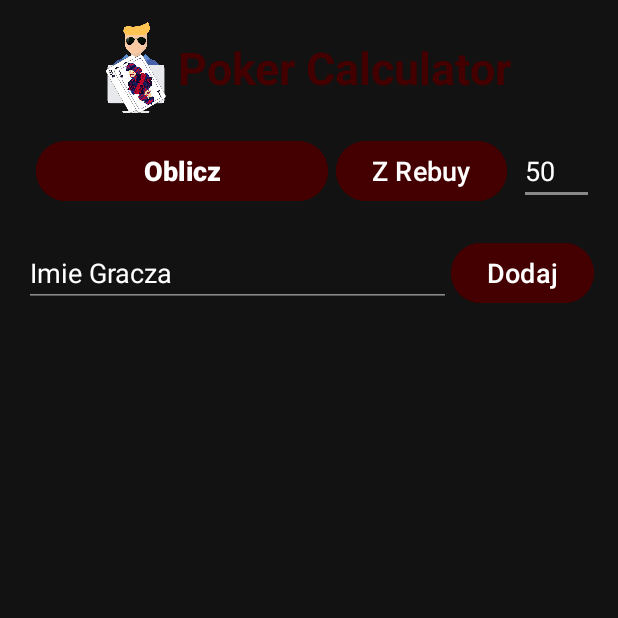
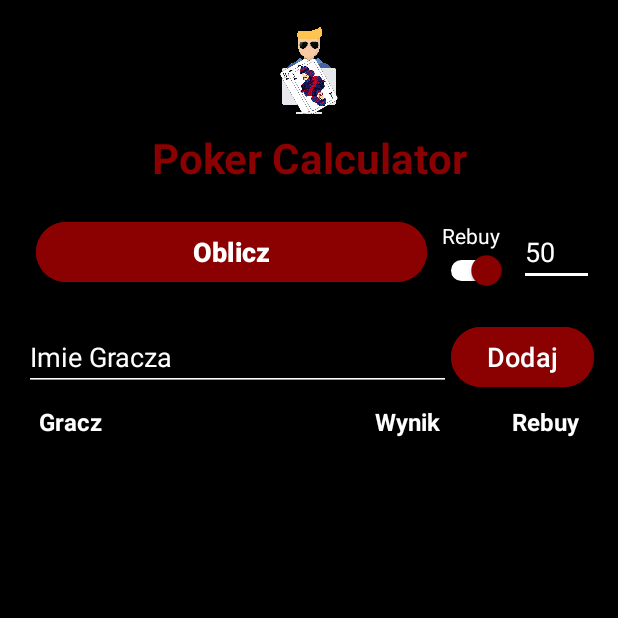
Before and after one commit to PejperO/PokerCalculator, an Android app: the screen it shows after launch (MainActivity), after a tap on "Oblicz", on a phone screen of 412 x 824 dp, the top half of it. Run offline under Robolectric (Android 15) with nearby library versions, the phone set to English and light mode, and no system bars; 5 statements that could not run were skipped.

Commit message:
Refactor UI and rebuy logic, update color scheme
Replaced the rebuy toggle button with a Switch and improved rebuy logic in MainActivity. Updated activity_main.xml and player_item.xml layouts for better structure and appearance, including a new header row and color adjustments. Removed the edit button from player items and improved color consistency by introducing new color resources and updating the app theme.

```diff
--- a/app/src/main/java/com/example/pokercalculator/MainActivity.kt
+++ b/app/src/main/java/com/example/pokercalculator/MainActivity.kt
@@ -7,7 +7,9 @@ import android.content.Context
 import android.os.Bundle
 import android.text.Editable
 import android.text.TextWatcher
+import android.view.View
 import android.widget.Button
+import android.widget.Switch
 import android.widget.EditText
 import android.widget.TextView
 import android.widget.Toast
@@ -16,6 +18,7 @@ import androidx.recyclerview.widget.LinearLayoutManager
 import androidx.recyclerview.widget.RecyclerView
 import java.util.Collections
 import kotlin.math.abs
+import android.graphics.Color
 
 class MainActivity : AppCompatActivity() {
 
@@ -35,11 +38,14 @@ class MainActivity : AppCompatActivity() {
         setContentView(R.layout.activity_main)
 
         val buttonAdd = findViewById<Button>(R.id.buttonAdd)
-        val buttonSwitch = findViewById<Button>(R.id.buttonSwitch)
+        val switchRebuy   = findViewById<Switch>(R.id.switchRebuy)
         val editTextName = findViewById<EditText>(R.id.editTextName)
         val buttonCalculate = findViewById<Button>(R.id.buttonCalculate)
         val textViewResult = findViewById<TextView>(R.id.textViewResult)
         val editRebuyValue = findViewById<EditText>(R.id.editRebuyValue)
+        val headerRebuy = findViewById<TextView>(R.id.headerRebuy)
+
+        headerRebuy.visibility = if (switchRebuy.isChecked) View.VISIBLE else View.GONE
 
         recyclerView = findViewById(R.id.recyclerViewPlayers)
         adapter = PlayerAdapter(people, cost, rebuy, useRebuy)
@@ -58,18 +64,14 @@ class MainActivity : AppCompatActivity() {
             }
         }
 
-        buttonSwitch.setOnClickListener {
-            useRebuy = !useRebuy
-            buttonSwitch.text = if (useRebuy) "Z Rebuy" else "Bez Rebuy"
-            adapter.setUseRebuy(useRebuy) // Aktualizujemy adapter, aby ukryć/pokazać pole rebuy
-            Toast.makeText(this, "Zmieniono tryb na: ${buttonSwitch.text}", Toast.LENGTH_SHORT).show()
-
-            // Ukryj/pokaż pole edycji wartości rebuy
-            editRebuyValue.visibility = if (useRebuy) {
-                EditText.VISIBLE
-            } else {
-                EditText.GONE
-            }
+        switchRebuy.setOnCheckedChangeListener { _, isChecked ->
+            useRebuy = isChecked
+            //buttonSwitch.text = if (useRebuy) "Z Rebuy" else "Bez Rebuy"
+            adapter.setUseRebuy(useRebuy)
+            // pokaż/ukryj pole wartości rebuy
+            editRebuyValue.visibility = if (useRebuy) View.VISIBLE else View.GONE
+            //Toast.makeText(this, "Tryb: ${buttonSwitch.text}", Toast.LENGTH_SHORT).show()
+            headerRebuy.visibility = if (isChecked) View.VISIBLE else View.GONE
         }
 
         editRebuyValue.setText(rebuyValue.toString())
@@ -92,19 +94,26 @@ class MainActivity : AppCompatActivity() {
         })
 
         buttonCalculate.setOnClickListener {
+            // 1) Zrób kopię kosztów — oryginał pozostaje nietknięty
+            val workingCosts = cost.toMutableList()
+
+            // 2) Jeśli rebuy włączony, to dopiero na kopii odejmij opłaty
             if (useRebuy) {
-                adjustBalancesForRebuys()
+                for (i in workingCosts.indices) {
+                    workingCosts[i] = workingCosts[i] - rebuyValue - rebuy[i] * rebuyValue
+                }
             }
-            val message = checkValues(cost)
+
+            // 3) Sprawdź sumę na kopii
+            val message = checkValues(workingCosts)
             if (message.isNotEmpty()) {
+                textViewResult.setTextColor(Color.RED)
                 textViewResult.text = message
             } else {
-                calculateTransfers()
-                val result = StringBuilder()
-                for (transfer in transferList) {
-                    result.append(transfer).append("\n")
-                }
-                textViewResult.text = result.toString()
+                // 4) Przelicz przelewy na kopii
+                val tempTransfers = calculateTransfers(workingCosts)
+                textViewResult.setTextColor(Color.WHITE)
+                textViewResult.text = tempTransfers.joinToString("\n")
             }
         }
 
@@ -117,44 +126,51 @@ class MainActivity : AppCompatActivity() {
         }
     }
 
-    private fun adjustBalancesForRebuys() {
-        if (!useRebuy) return // Nie modyfikujemy kosztów, jeśli tryb jest "bez rebuy"
+//    private fun adjustBalancesForRebuys() {
+//        if (!useRebuy) return // Nie modyfikujemy kosztów, jeśli tryb jest "bez rebuy"
+//
+//        for (i in cost.indices) {
+//            val rebuyCount = rebuy[i]
+//            val originalBalance = cost[i]
+//            // Odejmujemy bazowe 50 + 50 za każdą wartość rebuy
+//            val adjustedBalance = originalBalance - rebuyValue - rebuyCount * rebuyValue
+//            cost[i] = adjustedBalance
+//        }
+//    }
 
-        for (i in cost.indices) {
-            val rebuyCount = rebuy[i]
-            val originalBalance = cost[i]
-            // Odejmujemy bazowe 50 + 50 za każdą wartość rebuy
-            val adjustedBalance = originalBalance - rebuyValue - rebuyCount * rebuyValue
-            cost[i] = adjustedBalance
-        }
-    }
+    private fun calculateTransfers(costList: MutableList<Double>): List<String> {
+        val result = mutableListOf<String>()
+        val localCost = costList.toMutableList()
+        val localPeople = people.toMutableList()
 
-    private fun calculateTransfers() {
-        transferList.clear()
-        var loop = true
-
-        while (loop) {
-            sort()
-            val tmp = cost[0] + cost[cost.size - 1]
-
-            if (tmp >= 0) {
-                cost[0] = tmp
-                transferList.add("${people[people.size - 1]} daje ${"%.2f".format(-cost[cost.size - 1])}zł dla ${people[0]}")
-                cost[cost.size - 1] = 0.0
-            } else if (tmp < 0) {
-                transferList.add("${people[people.size - 1]} daje ${"%.2f".format(cost[0])}zł dla ${people[0]}")
-                cost[0] = 0.0
-                cost[cost.size - 1] = tmp
-            }
-
-            loop = false
-            for (i in 0 until cost.size - 1) {
-                if (cost[i] != 0.0) {
-                    loop = true
-                    break
+        while (true) {
+            // 1) sortuj malejąco według localCost
+            for (i in localCost.indices) {
+                for (j in 0 until localCost.size - i - 1) {
+                    if (localCost[j] < localCost[j + 1]) {
+                        Collections.swap(localCost, j, j + 1)
+                        Collections.swap(localPeople, j, j + 1)
+                    }
                 }
             }
+            // 2) połóż skrajną parę
+            val top = localCost[0]
+            val bottom = localCost[localCost.size - 1]
+            if (top + bottom >= 0) {
+                // nadpłata nad długiego
+                result.add("${localPeople.last()} daje ${"%.2f".format(-bottom)}zł dla ${localPeople.first()}")
+                localCost[0] = top + bottom
+                localCost[localCost.size - 1] = 0.0
+            } else {
+                // dług przewyższa nadpłatę
+                result.add("${localPeople.last()} daje ${"%.2f".format(top)}zł dla ${localPeople.first()}")
+                localCost[0] = 0.0
+                localCost[localCost.size - 1] = top + bottom
+            }
+            // 3) sprawdź, czy wszystkie są zerowe
+            if (localCost.all { it == 0.0 }) break
         }
+        return result
     }
 
     private fun sort() {
--- a/app/src/main/res/layout/activity_main.xml
+++ b/app/src/main/res/layout/activity_main.xml
@@ -3,77 +3,90 @@
     xmlns:tools="http://schemas.android.com/tools"
     android:layout_width="match_parent"
     android:layout_height="match_parent"
-    android:background="@color/dark_background"
-    android:paddingStart="16dp"
-    android:paddingEnd="16dp"
+    android:background="@color/black"
+    android:padding="16dp"
     tools:context=".MainActivity">
-
-    <LinearLayout
-        android:id="@+id/Logo"
-        android:layout_width="match_parent"
-        android:layout_height="wrap_content"
-        android:orientation="horizontal"
-        android:gravity="center_horizontal"
-        android:layout_marginTop="10dp">
 
     <ImageView
         android:id="@+id/imageViewLogo"
-            android:layout_width="40dp"
-            android:layout_height="70dp"
-            android:layout_marginEnd="8dp"
+        android:layout_width="wrap_content"
+        android:layout_height="62dp"
         android:contentDescription="Logo"
         android:src="@drawable/logo" />
 
     <TextView
-            android:id="@+id/textViewName"
-            android:layout_width="wrap_content"
+        android:id="@+id/appTitle"
+        android:layout_width="match_parent"
         android:layout_height="wrap_content"
-            android:layout_gravity="center_vertical"
+        android:layout_gravity="center_horizontal"
+        android:layout_below="@id/imageViewLogo"
+        android:layout_marginTop="8dp"
         android:text="Poker Calculator"
-            android:textColor="@color/dark_red"
-            android:textSize="30sp"
-            android:textStyle="bold" />
-    </LinearLayout>
+        android:textSize="28sp"
+        android:textStyle="bold"
+        android:textAlignment="center"
+        android:textColor="@color/red" />
 
     <LinearLayout
         android:id="@+id/buttonsLayout"
         android:layout_width="match_parent"
         android:layout_height="wrap_content"
         android:orientation="horizontal"
-        android:layout_below="@id/Logo"
+        android:layout_below="@id/appTitle"
         android:layout_marginTop="10dp"
         android:layout_centerHorizontal="true">
 
         <Button
             android:id="@+id/buttonCalculate"
-            android:layout_width="0dp"
+            android:layout_width="36dp"
+            android:layout_height="wrap_content"
+            android:layout_marginStart="8dp"
+            android:layout_marginTop="10dp"
+            android:layout_marginEnd="5dp"
             android:layout_weight="1"
-            android:layout_height="wrap_content"
+            android:backgroundTint="@color/red"
             android:text="Oblicz"
+            android:textColor="@color/white"
             android:textSize="18sp"
-            android:textStyle="bold"
-            android:backgroundTint="@color/dark_red"
-            android:textColor="@android:color/white"
-            android:layout_marginStart="8dp"
-            android:layout_marginEnd="5dp"/>
+            android:textStyle="bold" />
 
-        <Button
-            android:id="@+id/buttonSwitch"
+        <LinearLayout
             android:layout_width="wrap_content"
             android:layout_height="wrap_content"
-            android:backgroundTint="@color/dark_red"
-            android:text="Z Rebuy"
-            android:textColor="@android:color/white"
-            android:textSize="18sp" />
+            android:layout_marginTop="13dp"
+            android:gravity="center_vertical"
+            android:orientation="vertical">
+
+            <TextView
+                android:layout_width="match_parent"
+                android:layout_height="wrap_content"
+                android:layout_marginStart="0dp"
+                android:text="Rebuy"
+                android:textColor="@color/white"
+                android:textAlignment="center"
+                android:textSize="14sp" />
+
+            <Switch
+                android:id="@+id/switchRebuy"
+                android:layout_width="wrap_content"
+                android:layout_height="wrap_content"
+                android:checked="true"
+                android:thumbTint="@color/red"
+                android:trackTint="@color/white"
+                android:trackTintMode="src_over"
+                tools:ignore="UseSwitchCompatOrMaterialXml" />
+        </LinearLayout>
+
         <EditText
             android:id="@+id/editRebuyValue"
             android:layout_width="50dp"
             android:layout_height="wrap_content"
+            android:layout_marginStart="8dp"
+            android:layout_marginTop="10dp"
+            android:backgroundTint="@color/white"
             android:hint="Rebuy value"
             android:inputType="number"
-            android:textColor="@android:color/white"
-            android:backgroundTint="@color/transparent_white"
-            android:layout_marginStart="8dp"/>
+            android:textColor="@color/white" />
 
     </LinearLayout>
 
@@ -102,10 +115,10 @@
                     android:layout_weight="1"
                     android:layout_height="wrap_content"
                     android:hint="Imie Gracza"
-                    android:textColorHint="@android:color/white"
-                    android:textColor="@android:color/white"
+                    android:textColorHint="@color/white"
+                    android:textColor="@color/white"
                     android:textSize="18sp"
-                    android:backgroundTint="@color/transparent_white"/>
+                    android:backgroundTint="@color/white"/>
 
                 <Button
                     android:id="@+id/buttonAdd"
@@ -113,15 +126,58 @@
                     android:layout_height="wrap_content"
                     android:text="Dodaj"
                     android:textSize="18sp"
-                    android:backgroundTint="@color/dark_red"
-                    android:textColor="@android:color/white"/>
+                    android:backgroundTint="@color/red"
+                    android:textColor="@color/white"/>
+            </LinearLayout>
+
+            <LinearLayout
+                android:id="@+id/headerRow"
+                android:layout_width="match_parent"
+                android:layout_height="wrap_content"
+                android:orientation="horizontal"
+                android:layout_below="@id/linearAddPlayer"
+                android:layout_marginTop="8dp"
+                android:paddingStart="10dp"
+                android:paddingEnd="10dp">
+
+                <TextView
+                    android:id="@+id/headerPlayer"
+                    android:layout_width="0dp"
+                    android:layout_weight="1"
+                    android:layout_height="wrap_content"
+                    android:text="Gracz"
+                    android:textSize="16sp"
+                    android:textStyle="bold"
+                    android:textColor="@color/white"/>
+
+                <TextView
+                    android:id="@+id/headerScore"
+                    android:layout_width="80dp"
+                    android:layout_height="wrap_content"
+                    android:layout_marginStart="8dp"
+                    android:text="Wynik"
+                    android:textSize="16sp"
+                    android:textStyle="bold"
+                    android:gravity="start"
+                    android:textColor="@color/white"/>
+
+                <TextView
+                    android:id="@+id/headerRebuy"
+                    android:layout_width="48dp"
+                    android:layout_height="wrap_content"
+                    android:layout_marginStart="8dp"
+                    android:text="Rebuy"
+                    android:textSize="16sp"
+                    android:textStyle="bold"
+                    android:gravity="end"
+                    android:textColor="@color/white"/>
             </LinearLayout>
 
             <androidx.recyclerview.widget.RecyclerView
                 android:id="@+id/recyclerViewPlayers"
                 android:layout_width="match_parent"
                 android:layout_height="wrap_content"
-                android:layout_below="@id/linearAddPlayer"
+                android:layout_below="@id/headerRow"
                 android:layout_marginTop="10dp"
                 android:layout_marginStart="10dp"
                 android:layout_marginEnd="10dp"/>
--- a/app/src/main/res/values/colors.xml
+++ b/app/src/main/res/values/colors.xml
@@ -5,4 +5,6 @@
 <color name="dark_background">#121212</color>
 <color name="transparent_white">#80FFFFFF</color>
 <color name="white">#FFFFFF</color>
+<color name="red">#FF8B0000</color>
+<color name="black">#000000</color>
 </resources>
--- a/app/src/main/res/values/themes.xml
+++ b/app/src/main/res/values/themes.xml
@@ -1,9 +1,9 @@
 <resources xmlns:tools="http://schemas.android.com/tools">
     <!-- Base application theme. -->
     <style name="Base.Theme.PokerCalculator" parent="Theme.Material3.DayNight.NoActionBar">
-        <item name="colorPrimary">@color/dark_red</item>
-        <item name="colorPrimaryDark">@color/dark_red</item>
-        <item name="colorAccent">@color/dark_red</item>
+        <item name="colorPrimary">@color/black</item>
+        <item name="colorPrimaryDark">@color/black</item>
+        <item name="colorAccent">@color/black</item>
     </style>
 
     <style name="Theme.PokerCalculator" parent="Base.Theme.PokerCalculator" />
```
Also changed, not shown: app/src/main/java/com/example/pokercalculator/PlayerAdapter.kt (+9 -9 lines), app/src/main/res/layout/player_item.xml (+14 -34 lines). Lines whose indentation alone changed are shown as unchanged.
